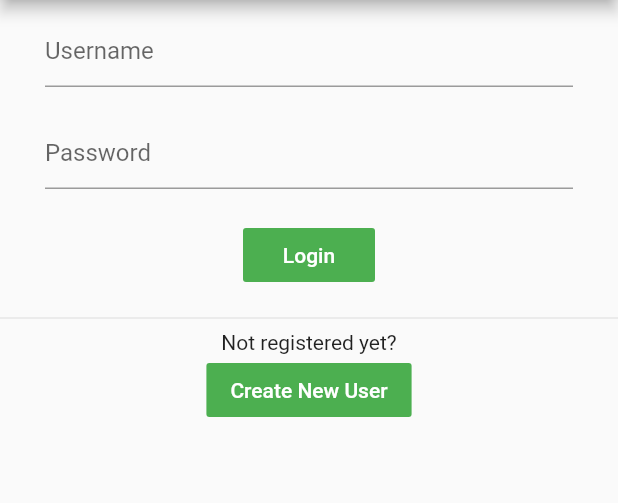
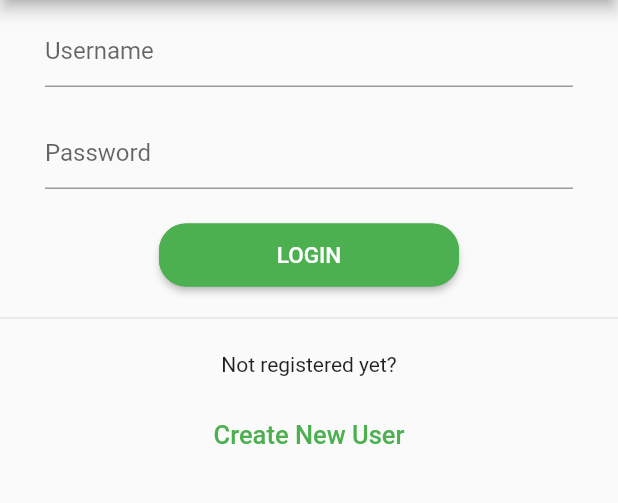
Before and after one commit to DeviesDevelopment/hompi, a Flutter app: the screen it shows after launch, on a phone screen of 412 x 824 dp, the part 84-587 px from its top. Run offline on Flutter 3.47's test engine with Material 2 defaults, Android fonts, the phone set to English and light mode, and no system bars; our stand-ins replace shared_preferences.

Commit message:
Style buttons

```diff
--- a/frontend/hompi/lib/loginPage.dart
+++ b/frontend/hompi/lib/loginPage.dart
@@ -62,11 +62,17 @@ class _LoginPageState extends State<LoginPage> {
             },
           ),
           Divider(),
-          Text("Not registered yet?"),
+          Padding(
+            padding: const EdgeInsets.all(15.0),
+            child: Text("Not registered yet?"),
+          ),
           FlatButton(
-            color: Colors.green,
-            textColor: Colors.white,
-            child: Text('Create New User'),
+            color: Theme.of(context).canvasColor,
+            textColor: Theme.of(context).accentColor,
+            child: Text(
+                'Create New User',
+                style: TextStyle(fontSize: 17),
+            ),
             onPressed: () {
               Navigator.pushNamed(context, '/registration');
             },
--- a/frontend/hompi/lib/usernameAndPassword.dart
+++ b/frontend/hompi/lib/usernameAndPassword.dart
@@ -55,15 +55,24 @@ class _UsernameAndPasswordState extends State<UsernameAndPassword> {
         ),
         Padding(
           padding: const EdgeInsets.symmetric(vertical: 10, horizontal: 30),
-          child: FlatButton(
-            color: Colors.green,
-            textColor: Colors.white,
-            child: Text(buttonText),
-            onPressed: () {
-              buttonPressed(usernameInput, passwordInput);
-            },
+          child: ButtonTheme(
+            minWidth: 200.0,
+            height: 42.0,
+            child: RaisedButton(
+              shape: RoundedRectangleBorder(
+                  borderRadius: BorderRadius.circular(18.0),
+                  side: BorderSide(color: Colors.green)),
+              onPressed: () {
+                buttonPressed(usernameInput, passwordInput);
+              },
+              color: Theme.of(context).accentColor,
+              textColor: Colors.white,
+              child: Text(buttonText.toUpperCase(),
+                  style: TextStyle(fontSize: 15)),
+            ),
           ),
         ),
+
       ],
     );
   }
```
